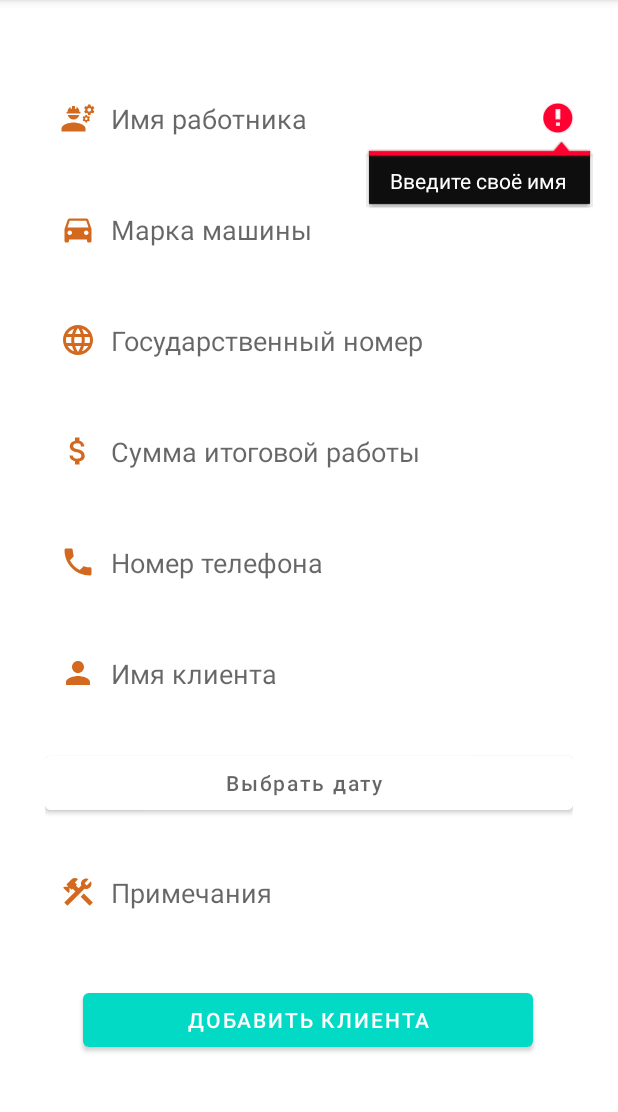
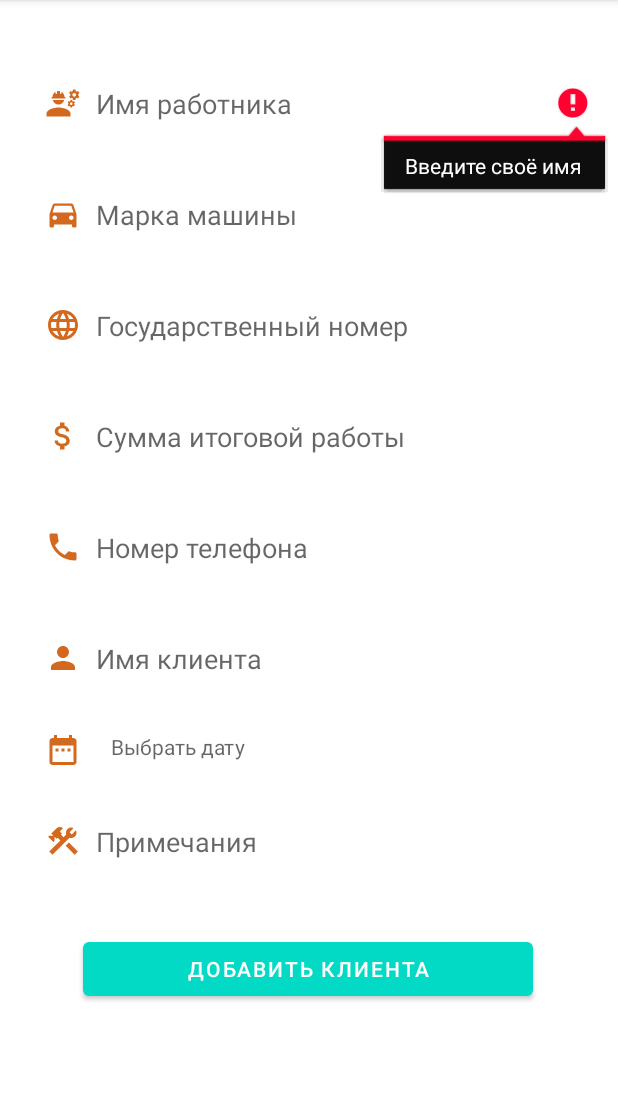
Before and after one commit to nzhusupali/Al-burak, an Android app: the CompleteAddCar screen opened directly, with no data from a screen before it, after a tap on "ДОБАВИТЬ КЛИЕНТА", on a phone screen of 412 x 824 dp, the part 84-1196 px from its top. Run offline under Robolectric (Android 15) with nearby library versions, the phone set to English and light mode, and no system bars; our stand-ins replace Firebase (no records; nobody signed in at launch, a user with empty details on screens opened directly).

Commit message:
1. Добавил дату брони и времени 2. Добавил AutoCompleteTextView

```diff
--- a/app/src/main/AndroidManifest.xml
+++ b/app/src/main/AndroidManifest.xml
@@ -1,6 +1,7 @@
 <?xml version="1.0" encoding="utf-8"?>
 <manifest xmlns:android="http://schemas.android.com/apk/res/android"
     package="nzhusupali.project.al_burak">
+    <uses-permission android:name="android.permission.CALL_PHONE"/>
 
     <application
         android:allowBackup="true"
@@ -10,7 +11,7 @@
         android:supportsRtl="true"
         android:theme="@style/Theme.Alburak">
         <activity android:name=".PreOrderAddCar" />
-        <activity android:name=".activity.completedWork.CompleteAddCar" />
+        <activity android:name=".CompleteAddCar" />
         <activity android:name=".MainActivity">
             <intent-filter>
                 <action android:name="android.intent.action.MAIN" />
--- a/app/src/main/java/nzhusupali/project/al_burak/CompleteAddCar.kt
+++ b/app/src/main/java/nzhusupali/project/al_burak/CompleteAddCar.kt
@@ -1,22 +1,19 @@
-package nzhusupali.project.al_burak.activity.completedWork
+package nzhusupali.project.al_burak
 
 import android.app.DatePickerDialog
-import android.app.Dialog
+import android.app.TimePickerDialog
 import android.content.Intent
 import android.os.Bundle
-import android.widget.DatePicker
+import android.widget.ArrayAdapter
 import android.widget.Toast
 import androidx.appcompat.app.AppCompatActivity
-import androidx.fragment.app.DialogFragment
 import com.google.firebase.firestore.FirebaseFirestore
-import nzhusupali.project.al_burak.MainActivity
-import nzhusupali.project.al_burak.R
 import nzhusupali.project.al_burak.databinding.ActivityCompleteAddCarBinding
 import nzhusupali.project.al_burak.fragments.completed.adapters.ClientParamComplete
 import java.text.SimpleDateFormat
 import java.util.*
 
-class CompleteAddCar : AppCompatActivity(), DateSelected {
+class CompleteAddCar : AppCompatActivity() {
 
     private lateinit var _binding: ActivityCompleteAddCarBinding
 
@@ -24,16 +21,16 @@ class CompleteAddCar : AppCompatActivity(), DateSelected {
         super.onCreate(savedInstanceState)
         _binding = ActivityCompleteAddCarBinding.inflate(layoutInflater)
         setContentView(_binding.root)
-
-        _binding.addClient.setOnClickListener {
-            val employee = _binding.employee.text.toString()
-            val carName = _binding.carName.text.toString()
-            val stateNumber = _binding.stateNumber.text.toString()
-            val sum = _binding.sum.text.toString()
-            val phoneNumberClient = _binding.number.text.toString()
-            val clientName = _binding.clientName.text.toString()
-            val date = _binding.dateBtn.text.toString()
-            val workType = _binding.workType.text.toString()
+        autoCompleteCarBrand()
+        _binding.addClientComplete.setOnClickListener {
+            val employee = _binding.employeeComplete.text.toString()
+            val carName = _binding.carNameComplete.text.toString()
+            val stateNumber = _binding.stateNumberComplete.text.toString()
+            val sum = _binding.sumComplete.text.toString()
+            val phoneNumberClient = _binding.numberComplete.text.toString()
+            val clientName = _binding.clientNameComplete.text.toString()
+            val date = _binding.dateBtnComplete.text.toString()
+            val workType = _binding.workTypeComplete.text.toString()
 
             addClientCar(
                 employee,
@@ -46,12 +43,56 @@ class CompleteAddCar : AppCompatActivity(), DateSelected {
                 workType
             )
         }
-        _binding.dateBtn.setOnClickListener { showDatePicker() }
+        _binding.dateBtnComplete.setOnClickListener {
+            showDateTimePicker()
+        }
     }
 
-    private fun showDatePicker() {
-        val datePickerFragment = DatePickerFragmentCompleted(this)
-        datePickerFragment.show(supportFragmentManager, "datePicker")
+    private fun autoCompleteCarBrand() {
+        val carBrand = resources.getStringArray(R.array.carBrands)
+        val arrayAdapter = ArrayAdapter(this,android.R.layout.simple_list_item_1,carBrand)
+        _binding.carNameComplete.setAdapter(arrayAdapter)
+    }
+
+    private fun showDateTimePicker() {
+        val calendar = Calendar.getInstance()
+        val dateSetListener =
+            DatePickerDialog.OnDateSetListener { _, year, month, dayOfMonth ->
+                calendar[Calendar.YEAR] = year
+                calendar[Calendar.MONTH] = month
+                calendar[Calendar.DAY_OF_MONTH] = dayOfMonth
+                val timeSetListener =
+                    TimePickerDialog.OnTimeSetListener { _, hourOfDay, minute ->
+                        calendar[Calendar.HOUR_OF_DAY] = hourOfDay
+                        calendar[Calendar.MINUTE] = minute
+
+                        val simpleDateFormat =
+                            SimpleDateFormat("dd MMMM yyyy hh:mm", Locale.forLanguageTag("RU"))
+                        _binding.dateBtnComplete.text = simpleDateFormat.format(calendar.time)
+
+                        /**
+                         * If we use Button, we need write ->
+                         */
+                        /**
+                        val viewFormat = simpleDateFormat.format(calendar.time)
+                        _binding.dateBtn.text = viewFormat
+                         */
+                    }
+                TimePickerDialog(
+                    this,
+                    timeSetListener,
+                    calendar[Calendar.HOUR_OF_DAY],
+                    calendar[Calendar.MINUTE],
+                    true
+                ).show()
+            }
+        DatePickerDialog(
+            this,
+            dateSetListener,
+            calendar[Calendar.YEAR],
+            calendar[Calendar.MONTH],
+            calendar[Calendar.DAY_OF_MONTH]
+        ).show()
     }
 
     private fun addClientCar(
@@ -66,48 +107,61 @@ class CompleteAddCar : AppCompatActivity(), DateSelected {
 
     ) {
         val db = FirebaseFirestore.getInstance()
-        val addClient= ClientParamComplete(employee,carName,stateNumber,sum,phoneNumberClient,clientName,date,workType)
+        val addClient = ClientParamComplete(
+            employee,
+            carName,
+            stateNumber,
+            sum,
+            phoneNumberClient,
+            clientName,
+            date,
+            workType
+        )
 
-        if (employee.isEmpty()){
-            _binding.employee.error = getString(R.string.enter_your_name)
-            _binding.employee.requestFocus()
+        if (employee.isEmpty()) {
+            _binding.employeeComplete.error = getString(R.string.enter_your_name)
+            _binding.employeeComplete.requestFocus()
             return
         }
-        if(carName.isEmpty()){
-            _binding.carName.error = getString(R.string.enter_car_name)
-            _binding.carName.requestFocus()
+        if (carName.isEmpty()) {
+            _binding.carNameComplete.error = getString(R.string.enter_car_name)
+            _binding.carNameComplete.requestFocus()
             return
         }
-        if (stateNumber.isEmpty()){
-            _binding.stateNumber.error = getString(R.string.enter_state_number)
-            _binding.stateNumber.requestFocus()
+        if (stateNumber.isEmpty()) {
+            _binding.stateNumberComplete.error = getString(R.string.enter_state_number)
+            _binding.stateNumberComplete.requestFocus()
             return
         }
-        if(sum.isEmpty()){
-            _binding.sum.error = getString(R.string.enterPayment)
-            _binding.sum.requestFocus()
+        if (sum.isEmpty()) {
+            _binding.sumComplete.error = getString(R.string.enterPayment)
+            _binding.sumComplete.requestFocus()
             return
         }
-        if(phoneNumberClient.isEmpty()) {
-            _binding.number.error = getString(R.string.enterClientPhoneNumber)
-            _binding.number.requestFocus()
+        if (phoneNumberClient.isEmpty()) {
+            _binding.numberComplete.error = getString(R.string.enterClientPhoneNumber)
+            _binding.numberComplete.requestFocus()
             return
         }
-        if (clientName.isEmpty()){
-            _binding.clientName.error = getString(R.string.enterClientName)
-            _binding.clientName.requestFocus()
+        if (clientName.isEmpty()) {
+            _binding.clientNameComplete.error = getString(R.string.enterClientName)
+            _binding.clientNameComplete.requestFocus()
             return
         }
-        if(workType.isEmpty()){
-            _binding.workType.error = getString(R.string.enterWorkList)
-            _binding.workType.requestFocus()
+        if (workType.isEmpty()) {
+            _binding.workTypeComplete.error = getString(R.string.enterWorkList)
+            _binding.workTypeComplete.requestFocus()
             return
         }
 
         db.collection("completedWork")
             .add(addClient)
             .addOnSuccessListener {
-                Toast.makeText(applicationContext, getString(R.string.successAdd),Toast.LENGTH_SHORT).show()
+                Toast.makeText(
+                    applicationContext,
+                    getString(R.string.successAdd),
+                    Toast.LENGTH_SHORT
+                ).show()
                 Intent.FLAG_ACTIVITY_NEW_TASK or Intent.FLAG_ACTIVITY_CLEAR_TASK
                 startActivity(Intent(this, MainActivity::class.java))
             }
@@ -115,33 +169,4 @@ class CompleteAddCar : AppCompatActivity(), DateSelected {
                 Toast.makeText(this, getString(R.string.repeatAdd), Toast.LENGTH_SHORT).show()
             }
     }
-
-    class DatePickerFragmentCompleted(private val dateSelected: DateSelected ) : DialogFragment(),
-        DatePickerDialog.OnDateSetListener{
-        override fun onCreateDialog(savedInstanceState: Bundle?): Dialog {
-            val calendar = Calendar.getInstance()
-            val year = calendar.get(Calendar.YEAR)
-            val month = calendar.get(Calendar.MONTH)
-            val dayOfMonth = calendar.get(Calendar.DAY_OF_MONTH)
-
-            return DatePickerDialog(requireContext(),this,year,month, dayOfMonth)
-        }
-        override fun onDateSet(view: DatePicker?, year: Int, month: Int, dayOfMonth: Int) {
-            dateSelected.receiveDate(year, month, dayOfMonth)
-        }
-    }
-
-    override fun receiveDate(year: Int,month: Int, dayOfMonth: Int) {
-        val calendar = GregorianCalendar()
-        calendar.set(Calendar.DAY_OF_MONTH, dayOfMonth)
-        calendar.set(Calendar.MONTH, month)
-        calendar.set(Calendar.YEAR, year)
-
-        val viewFormatter = SimpleDateFormat("dd MMMM yyyy", Locale.forLanguageTag("RU"))
-        val viewFormattedDate = viewFormatter.format(calendar.time)
-        _binding.dateBtn.text = viewFormattedDate
-    }
 }
-interface DateSelected{
-    fun receiveDate(year: Int,month: Int,dayOfMonth: Int)
-}
--- a/app/src/main/java/nzhusupali/project/al_burak/fragments/add/AddCar.kt
+++ b/app/src/main/java/nzhusupali/project/al_burak/fragments/add/AddCar.kt
@@ -8,7 +8,7 @@ import android.view.View
 import android.view.ViewGroup
 import androidx.lifecycle.ViewModelProvider
 import nzhusupali.project.al_burak.PreOrderAddCar
-import nzhusupali.project.al_burak.activity.completedWork.CompleteAddCar
+import nzhusupali.project.al_burak.CompleteAddCar
 import nzhusupali.project.al_burak.databinding.FragmentAddCarBinding
 
 class AddCar : Fragment() {
--- a/app/src/main/java/nzhusupali/project/al_burak/fragments/preOrder/PreOrder.kt
+++ b/app/src/main/java/nzhusupali/project/al_burak/fragments/preOrder/PreOrder.kt
@@ -20,7 +20,6 @@ class PreOrder : Fragment() {
     private lateinit var recyclerView: RecyclerView
     private lateinit var clientAdapter: ClientPreOrderAdapter
     private lateinit var db: FirebaseFirestore
-    private lateinit var preOrderViewModel: PreOrderViewModel
 
     private var _binding: FragmentPreOrderBinding? = null
     private val binding get() = _binding!!
--- a/app/src/main/res/layout/activity_complete_add_car.xml
+++ b/app/src/main/res/layout/activity_complete_add_car.xml
@@ -1,20 +1,14 @@
 <?xml version="1.0" encoding="utf-8"?>
-<ScrollView xmlns:android="http://schemas.android.com/apk/res/android"
+<androidx.constraintlayout.widget.ConstraintLayout xmlns:android="http://schemas.android.com/apk/res/android"
     xmlns:app="http://schemas.android.com/apk/res-auto"
     xmlns:tools="http://schemas.android.com/tools"
     android:layout_width="match_parent"
     android:layout_height="match_parent"
     android:padding="20dp"
-    tools:context=".activity.completedWork.CompleteAddCar">
-
-    <androidx.constraintlayout.widget.ConstraintLayout
-        android:layout_width="match_parent"
-        android:layout_height="match_parent"
-        android:padding="10dp"
-        tools:context=".PreOrderAddCar">
+    tools:context=".CompleteAddCar">
 
         <EditText
-            android:id="@+id/employee"
+            android:id="@+id/employee_complete"
             style="@style/ET_PreOrder_AddCar"
             android:autofillHints="@string/employee_name"
             android:drawableStart="@drawable/ic_engineering"
@@ -24,63 +18,63 @@
             app:layout_constraintStart_toStartOf="parent"
             app:layout_constraintTop_toTopOf="parent" />
 
-        <EditText
-            android:id="@+id/carName"
+        <AutoCompleteTextView
+            android:id="@+id/carName_complete"
             style="@style/ET_PreOrder_AddCar"
             android:autofillHints="@string/CarBrand"
             android:drawableStart="@drawable/ic_car"
             android:hint="@string/CarBrand"
-            app:layout_constraintEnd_toEndOf="@+id/employee"
-            app:layout_constraintStart_toStartOf="@+id/employee"
-            app:layout_constraintTop_toBottomOf="@+id/employee" />
+            app:layout_constraintEnd_toEndOf="@+id/employee_complete"
+            app:layout_constraintStart_toStartOf="@+id/employee_complete"
+            app:layout_constraintTop_toBottomOf="@+id/employee_complete" />
 
         <EditText
-            android:id="@+id/stateNumber"
+            android:id="@+id/stateNumber_complete"
             style="@style/ET_PreOrder_AddCar"
             android:autofillHints="@string/StateNumberCar"
             android:drawableStart="@drawable/ic_country"
             android:hint="@string/StateNumberCar"
             android:inputType="textCapWords"
-            app:layout_constraintEnd_toEndOf="@+id/carName"
-            app:layout_constraintStart_toStartOf="@+id/carName"
-            app:layout_constraintTop_toBottomOf="@+id/carName"
+            app:layout_constraintEnd_toEndOf="@+id/carName_complete"
+            app:layout_constraintStart_toStartOf="@+id/carName_complete"
+            app:layout_constraintTop_toBottomOf="@+id/carName_complete"
             tools:ignore="TextFields" />
 
         <EditText
-            android:id="@+id/sum"
+            android:id="@+id/sum_complete"
             style="@style/ET_PreOrder_AddCar"
             android:autofillHints="@string/FinalSum"
             android:drawableStart="@drawable/ic_cash"
             android:hint="@string/FinalSum"
             android:inputType="number"
-            app:layout_constraintEnd_toEndOf="@+id/stateNumber"
-            app:layout_constraintStart_toStartOf="@+id/stateNumber"
-            app:layout_constraintTop_toBottomOf="@+id/stateNumber" />
+            app:layout_constraintEnd_toEndOf="@+id/stateNumber_complete"
+            app:layout_constraintStart_toStartOf="@+id/stateNumber_complete"
+            app:layout_constraintTop_toBottomOf="@+id/stateNumber_complete" />
 
         <EditText
-            android:id="@+id/number"
+            android:id="@+id/number_complete"
             style="@style/ET_PreOrder_AddCar"
             android:autofillHints="@string/Notes"
             android:drawableStart="@drawable/ic_phone"
             android:hint="@string/phone_number"
             android:inputType="number"
-            app:layout_constraintEnd_toEndOf="@+id/sum"
-            app:layout_constraintStart_toStartOf="@+id/sum"
-            app:layout_constraintTop_toBottomOf="@+id/sum" />
+            app:layout_constraintEnd_toEndOf="@+id/sum_complete"
+            app:layout_constraintStart_toStartOf="@+id/sum_complete"
+            app:layout_constraintTop_toBottomOf="@+id/sum_complete" />
 
         <EditText
-            android:id="@+id/clientName"
+            android:id="@+id/clientName_complete"
             style="@style/ET_PreOrder_AddCar"
             android:autofillHints="@string/FinalSum"
             android:drawableStart="@drawable/ic_person"
             android:hint="@string/client_name"
             android:inputType="textPersonName"
-            app:layout_constraintEnd_toEndOf="@+id/number"
-            app:layout_constraintStart_toStartOf="@+id/number"
-            app:layout_constraintTop_toBottomOf="@+id/number" />
+            app:layout_constraintEnd_toEndOf="@+id/number_complete"
+            app:layout_constraintStart_toStartOf="@+id/number_complete"
+            app:layout_constraintTop_toBottomOf="@+id/number_complete" />
 
-        <Button
-            android:id="@+id/dateBtn"
+        <TextView
+            android:id="@+id/dateBtn_complete"
             android:layout_width="match_parent"
             android:layout_height="wrap_content"
             android:hint="@string/choiceDataPreOrder"
@@ -88,32 +82,31 @@
             android:drawablePadding="20dp"
             android:paddingStart="10dp"
             android:backgroundTint="@color/white"
-            app:layout_constraintEnd_toEndOf="@+id/clientName"
-            app:layout_constraintStart_toStartOf="@+id/clientName"
-            app:layout_constraintTop_toBottomOf="@+id/clientName"
+            app:layout_constraintEnd_toEndOf="@+id/clientName_complete"
+            app:layout_constraintStart_toStartOf="@+id/clientName_complete"
+            app:layout_constraintTop_toBottomOf="@+id/clientName_complete"
             app:drawableStartCompat="@drawable/ic_date" />
 
         <EditText
-            android:id="@+id/workType"
+            android:id="@+id/workType_complete"
             style="@style/ET_PreOrder_AddCar"
             android:autofillHints="@string/Notes"
             android:drawableStart="@drawable/ic_task_build"
             android:hint="@string/Notes"
-            app:layout_constraintEnd_toEndOf="@+id/dateBtn"
-            app:layout_constraintStart_toStartOf="@+id/dateBtn"
-            app:layout_constraintTop_toBottomOf="@+id/dateBtn" />
+            app:layout_constraintEnd_toEndOf="@+id/dateBtn_complete"
+            app:layout_constraintStart_toStartOf="@+id/dateBtn_complete"
+            app:layout_constraintTop_toBottomOf="@+id/dateBtn_complete" />
 
         <Button
-            android:id="@+id/addClient"
+            android:id="@+id/addClient_complete"
             android:layout_width="300dp"
             android:layout_height="wrap_content"
             android:layout_marginTop="36dp"
             android:text="@string/addClient"
             android:textColor="@color/ButtonTextColor"
             app:backgroundTint="@color/ButtonColor"
-            app:layout_constraintEnd_toEndOf="@+id/workType"
+            app:layout_constraintEnd_toEndOf="@+id/workType_complete"
             app:layout_constraintHorizontal_bias="0.492"
-            app:layout_constraintStart_toStartOf="@+id/workType"
-            app:layout_constraintTop_toBottomOf="@+id/workType" />
-    </androidx.constraintlayout.widget.ConstraintLayout>
-</ScrollView>
+            app:layout_constraintStart_toStartOf="@+id/workType_complete"
+            app:layout_constraintTop_toBottomOf="@+id/workType_complete" />
+</androidx.constraintlayout.widget.ConstraintLayout>
--- a/app/src/main/res/layout/detail_client_list_pre_order.xml
+++ b/app/src/main/res/layout/detail_client_list_pre_order.xml
@@ -82,6 +82,7 @@
         android:id="@+id/carName_cng2"
         style="@style/changeText_detailClient"
         android:layout_marginTop="20dp"
+        android:layout_marginEnd="50dp"
         android:text="Mercedes-benz"
         app:layout_constraintEnd_toEndOf="parent"
         app:layout_constraintHorizontal_bias="1.0"
--- a/app/src/main/res/values/colors.xml
+++ b/app/src/main/res/values/colors.xml
@@ -8,6 +8,7 @@
     <color name="black">#FF000000</color>
     <color name="white">#FFFFFFFF</color>
 
+    <color name="grey">#999999</color>
     <color name="ButtonColor">@color/teal_200</color>
     <color name="ButtonColor1">@color/purple_200</color>
     <color name="ButtonTextColor">@color/white</color>
--- a/app/src/main/res/values/strings.xml
+++ b/app/src/main/res/values/strings.xml
@@ -63,5 +63,57 @@
     <string name="sum_simple">100 000</string>
     <string name="datePicker">Дата брони</string>
 
+    <string-array name="carBrands">
+        <item>Mercedes-Benz</item>
+        <item>BMW</item>
+        <item>Toyota</item>
+        <item>Nissan</item>
+        <item>Kia</item>
+        <item>Subaru</item>
+        <item>Lada</item>
+        <item>Daewoo</item>
+        <item>Hyundai</item>
+        <item>Audi</item>
+        <item>DAC</item>
+        <item>DAF</item>
+        <item>Газель</item>
+        <item>Камаз</item>
+        <item>Газ</item>
+        <item>Hummer</item>
+        <item>JAC</item>
+        <item>Jeep</item>
+        <item>Land Rover</item>
+        <item>Mazda</item>
+        <item>Renault</item>
+        <item>Ford</item>
+        <item>Chevrolet</item>
+        <item>Volkswagen</item>
+        <item>Ravon</item>
+        <item>Honda</item>
+        <item>Volvo</item>
+        <item>Chery</item>
+        <item>Infinity</item>
+        <item>Skoda</item>
+        <item>Peugeot</item>
+        <item>Chrysler</item>
+        <item>Mitsubishi</item>
+        <item>Lexus</item>
+        <item>Acura</item>
+        <item>Datsun</item>
+        <item>Suzuki</item>
+        <item>Citroen</item>
+        <item>Fiat</item>
+        <item>Seat</item>
+        <item>Opel</item>
+        <item>УАЗ</item>
+        <item>Isuzu</item>
+        <item>Geely</item>
+        <item>Changan</item>
+        <item>Lifan</item>
+        <item>Bentley</item>
+        <item>Cadillac</item>
+        <item>Citroen</item>
+        <item>Citroen</item>
+    </string-array>
 
 </resources>
```
Also changed, not shown: app/build.gradle (+8 -8 lines), app/src/main/java/nzhusupali/project/al_burak/PreOrderAddCar.kt (+73 -64 lines), app/src/main/java/nzhusupali/project/al_burak/fragments/completed/adapters/ClientCompleteAdapter.kt (+9 -0 lines), app/src/main/java/nzhusupali/project/al_burak/fragments/preOrder/adapters/ClientPreOrderAdapter.kt (+8 -1 lines), app/src/main/res/layout/activity_pre_order_add_car.xml (+36 -42 lines), app/src/main/res/values/styles.xml (+4 -5 lines).
